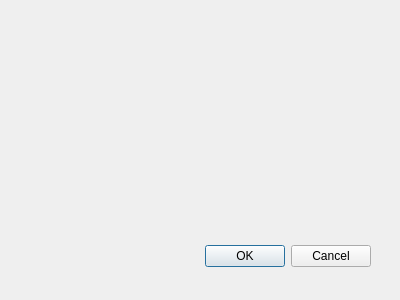
Above: VLSM_Calculator/calculation.ui from Shad-Alam/VLSM-Calculator-App before the change. Below: the same form after it.
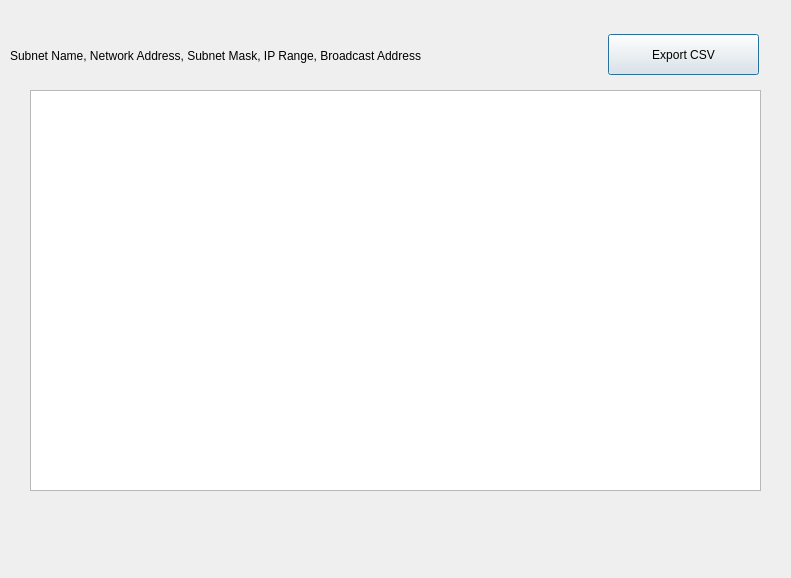
That is the form after the change.

The edit to the form file:
```diff
--- a/VLSM_Calculator/calculation.ui
+++ b/VLSM_Calculator/calculation.ui
@@ -8,27 +8,47 @@
    <rect>
     <x>0</x>
     <y>0</y>
-    <width>400</width>
-    <height>300</height>
+    <width>791</width>
+    <height>578</height>
    </rect>
   </property>
   <property name="windowTitle">
    <string>Dialog</string>
   </property>
-  <widget class="QDialogButtonBox" name="buttonBox">
+  <widget class="QLabel" name="label">
+   <property name="geometry">
+    <rect>
+     <x>10</x>
+     <y>10</y>
+     <width>531</width>
+     <height>91</height>
+    </rect>
+   </property>
+   <property name="text">
+    <string>Subnet Name, Network Address, Subnet Mask, IP Range, Broadcast Address</string>
+   </property>
+  </widget>
+  <widget class="QTableView" name="tableView">
    <property name="geometry">
     <rect>
      <x>30</x>
-     <y>240</y>
-     <width>341</width>
-     <height>32</height>
+     <y>90</y>
+     <width>731</width>
+     <height>401</height>
     </rect>
    </property>
-   <property name="orientation">
-    <enum>Qt::Horizontal</enum>
+  </widget>
+  <widget class="QPushButton" name="expor">
+   <property name="geometry">
+    <rect>
+     <x>608</x>
+     <y>34</y>
+     <width>151</width>
+     <height>41</height>
+    </rect>
    </property>
-   <property name="standardButtons">
-    <set>QDialogButtonBox::Cancel|QDialogButtonBox::Ok</set>
+   <property name="text">
+    <string>Export CSV</string>
    </property>
   </widget>
  </widget>
```
Left out of the diff: 40 changed lines with no effect on the pictures.
